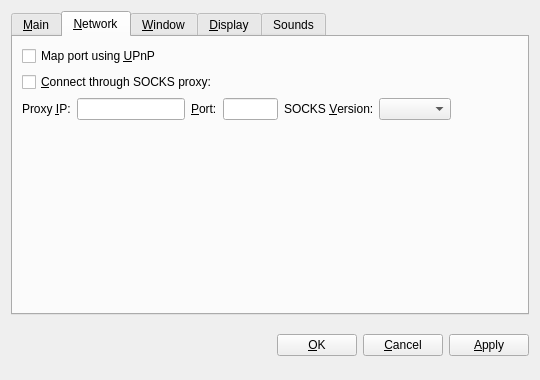
sexcoin-project/sexcoin, file src/qt/forms/optionsdialog.ui: the form before one commit.
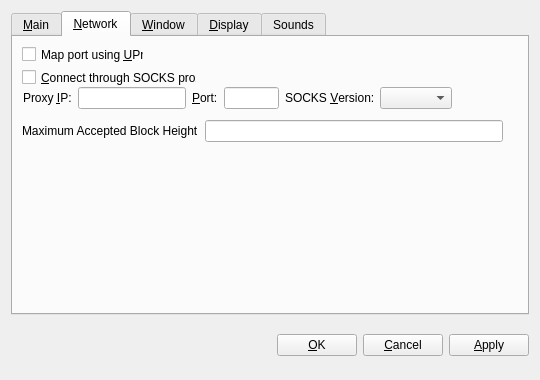
The form after the commit. The open tabs and pages were chosen to show the change. Custom widgets are drawn as their Qt base class.

```diff
--- a/src/qt/forms/optionsdialog.ui
+++ b/src/qt/forms/optionsdialog.ui
@@ -126,9 +126,15 @@
       <attribute name="title">
        <string>&amp;Network</string>
       </attribute>
-      <layout class="QVBoxLayout" name="verticalLayout_Network">
-       <item>
         <widget class="QCheckBox" name="mapPortUpnp">
+       <property name="geometry">
+        <rect>
+         <x>9</x>
+         <y>9</y>
+         <width>122</width>
+         <height>17</height>
+        </rect>
+       </property>
          <property name="toolTip">
           <string>Automatically open the Sexcoin client port on the router. This only works when your router supports UPnP and it is enabled.</string>
          </property>
@@ -136,9 +142,15 @@
           <string>Map port using &amp;UPnP</string>
          </property>
         </widget>
-       </item>
-       <item>
         <widget class="QCheckBox" name="connectSocks">
+       <property name="geometry">
+        <rect>
+         <x>9</x>
+         <y>32</y>
+         <width>175</width>
+         <height>17</height>
+        </rect>
+       </property>
          <property name="toolTip">
           <string>Connect to the Sexcoin network through a SOCKS proxy (e.g. when connecting through Tor).</string>
          </property>
@@ -146,8 +158,40 @@
           <string>&amp;Connect through SOCKS proxy:</string>
          </property>
         </widget>
+      <widget class="QWidget" name="horizontalLayoutWidget_7">
+       <property name="geometry">
+        <rect>
+         <x>9</x>
+         <y>83</y>
+         <width>481</width>
+         <height>22</height>
+        </rect>
+       </property>
+       <layout class="QHBoxLayout" name="horizontalLayout_MaxBlockHeight">
+        <property name="leftMargin">
+         <number>0</number>
+        </property>
+        <item>
+         <widget class="QLabel" name="label_9">
+          <property name="text">
+           <string>Maximum Accepted Block Height</string>
+          </property>
+         </widget>
        </item>
        <item>
+         <widget class="QLineEdit" name="editMaxAcceptedHeight"/>
+        </item>
+       </layout>
+      </widget>
+      <widget class="QWidget" name="layoutWidget">
+       <property name="geometry">
+        <rect>
+         <x>10</x>
+         <y>50</y>
+         <width>478</width>
+         <height>22</height>
+        </rect>
+       </property>
         <layout class="QHBoxLayout" name="horizontalLayout_Network">
          <item>
           <widget class="QLabel" name="proxyIpLabel">
@@ -235,21 +279,7 @@
           </spacer>
          </item>
         </layout>
-       </item>
-       <item>
-        <spacer name="verticalSpacer_Network">
-         <property name="orientation">
-          <enum>Qt::Vertical</enum>
-         </property>
-         <property name="sizeHint" stdset="0">
-          <size>
-           <width>20</width>
-           <height>40</height>
-          </size>
-         </property>
-        </spacer>
-       </item>
-      </layout>
+      </widget>
      </widget>
      <widget class="QWidget" name="tabWindow">
       <attribute name="title">
```
Left out of the diff: 2 changed lines with no effect on the pictures. Lines whose indentation alone changed are shown as unchanged.
